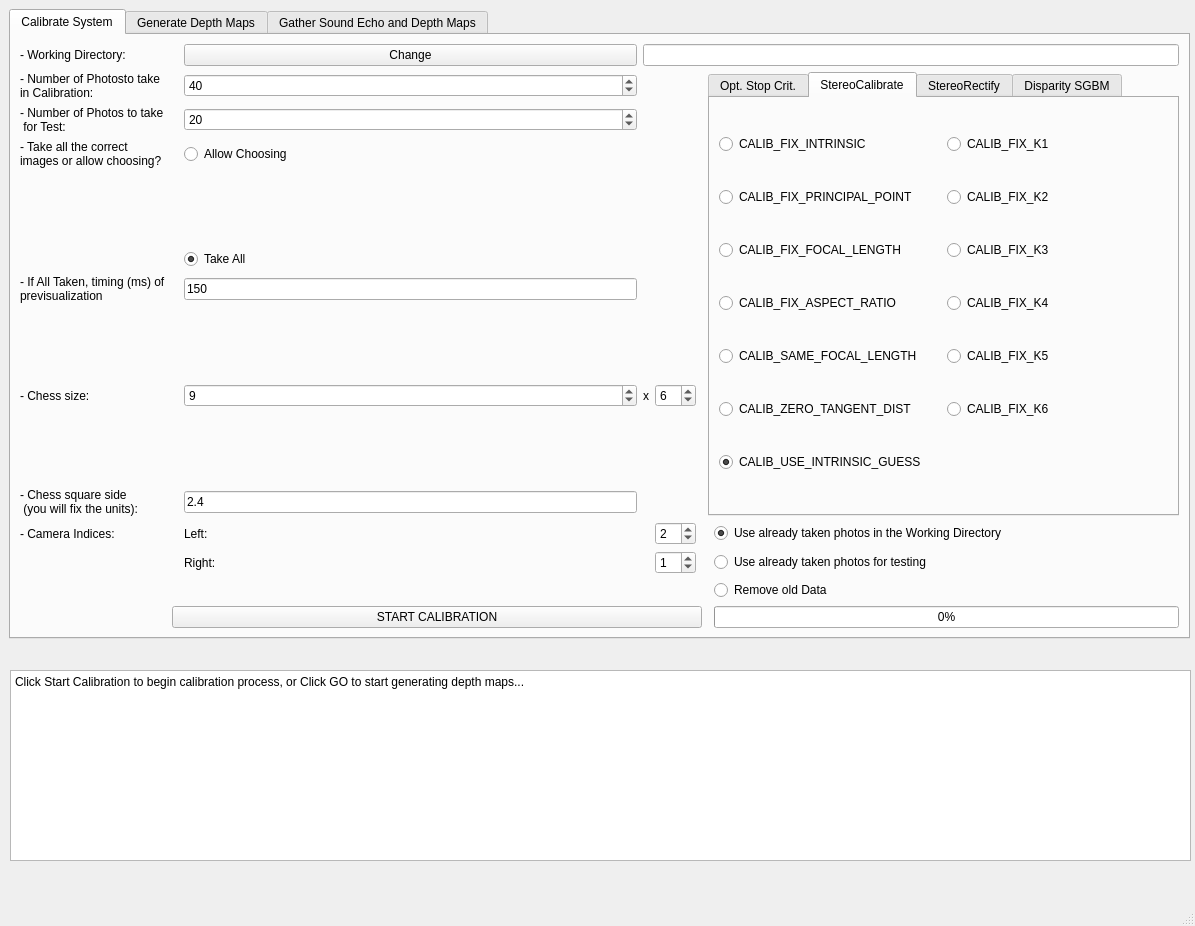
Qt form DEPTH_MAP_from_STEREO_IMAGES/GUI/Design.ui (Oiangu9/Reconstructing_Space_with_Time) before a commit.
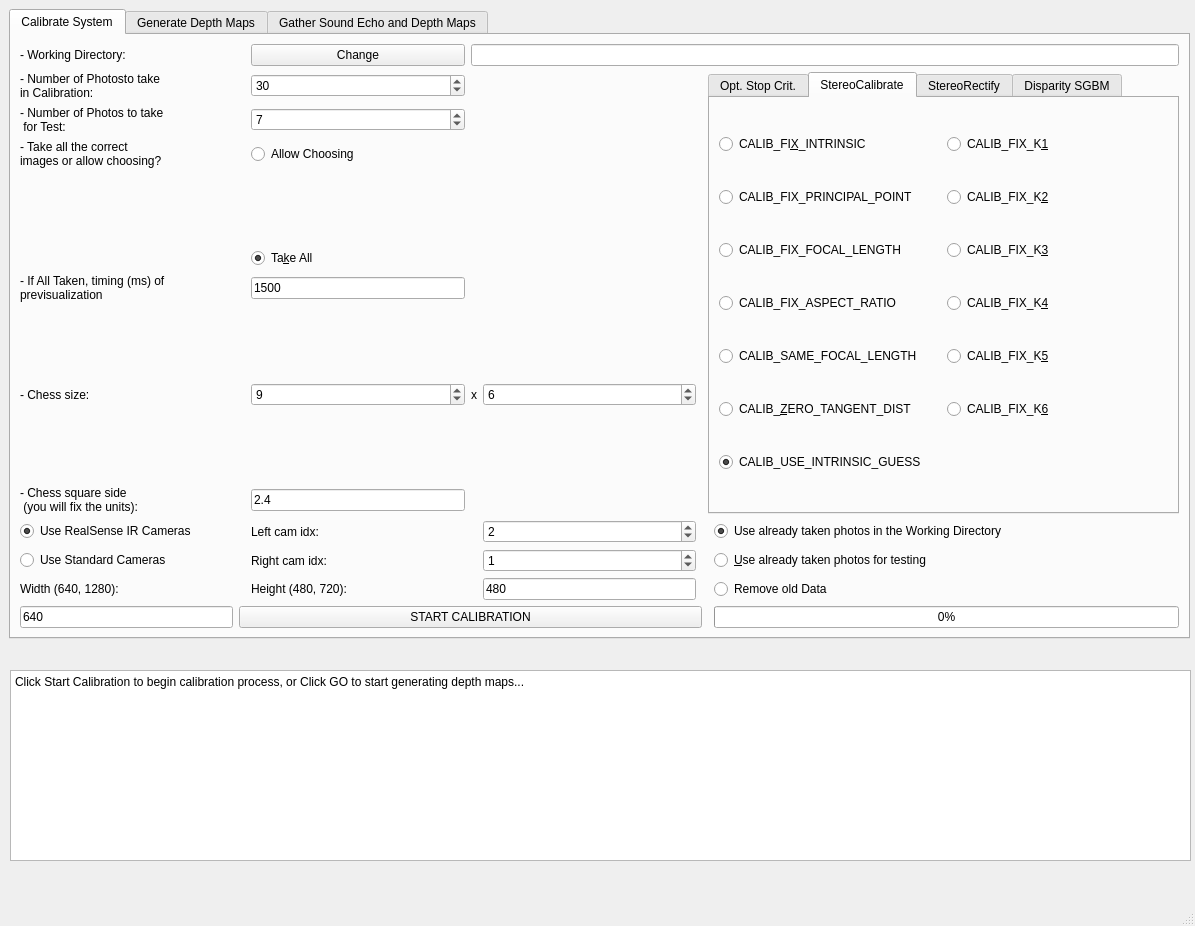
The same form after that commit. The open tabs and pages were chosen to show the change.

Commit message: Added the realsense cameras and repaired some lines

```diff
--- a/DEPTH_MAP_from_STEREO_IMAGES/GUI/Design.ui
+++ b/DEPTH_MAP_from_STEREO_IMAGES/GUI/Design.ui
@@ -41,7 +41,7 @@
       <item row="13" column="8">
        <widget class="QRadioButton" name="use_taken_photos_test">
         <property name="text">
-         <string>Use already taken photos for testing</string>
+         <string>&amp;Use already taken photos for testing</string>
         </property>
         <property name="autoExclusive">
          <bool>false</bool>
@@ -51,7 +51,7 @@
       <item row="13" column="3">
        <widget class="QLabel" name="label_31">
         <property name="text">
-         <string>Right:</string>
+         <string>Right cam idx:</string>
         </property>
        </widget>
       </item>
@@ -129,7 +129,7 @@
          <number>150</number>
         </property>
         <property name="value">
-         <number>40</number>
+         <number>30</number>
         </property>
        </widget>
       </item>
@@ -196,7 +196,7 @@
          <bool>true</bool>
         </property>
         <property name="text">
-         <string>150</string>
+         <string>1500</string>
         </property>
        </widget>
       </item>
@@ -206,7 +206,7 @@
          <number>1</number>
         </property>
         <property name="value">
-         <number>20</number>
+         <number>7</number>
         </property>
         <property name="displayIntegerBase">
          <number>10</number>
@@ -219,7 +219,7 @@
          <bool>true</bool>
         </property>
         <property name="text">
-         <string>Take All</string>
+         <string>Ta&amp;ke All</string>
         </property>
         <property name="checked">
          <bool>true</bool>
@@ -256,7 +256,7 @@
       <item row="11" column="3">
        <widget class="QLabel" name="label_30">
         <property name="text">
-         <string>Left:</string>
+         <string>Left cam idx:</string>
         </property>
        </widget>
       </item>
@@ -270,13 +270,6 @@
         </property>
        </widget>
       </item>
-      <item row="11" column="0">
-       <widget class="QLabel" name="label_29">
-        <property name="text">
-         <string>- Camera Indices:</string>
-        </property>
-       </widget>
-      </item>
       <item row="14" column="8">
        <widget class="QRadioButton" name="remove_old_data">
         <property name="text">
@@ -407,7 +400,10 @@
           <item row="0" column="0">
            <widget class="QRadioButton" name="CALIB_FIX_INTRINSIC">
             <property name="text">
-             <string>CALIB_FIX_INTRINSIC</string>
+             <string>CALIB_FI&amp;X_INTRINSIC</string>
+            </property>
+            <property name="checked">
+             <bool>false</bool>
             </property>
             <property name="autoExclusive">
              <bool>false</bool>
@@ -417,7 +413,7 @@
           <item row="0" column="1">
            <widget class="QRadioButton" name="CALIB_FIX_K1">
             <property name="text">
-             <string>CALIB_FIX_K1</string>
+             <string>CALIB_FIX_K&amp;1</string>
             </property>
             <property name="autoExclusive">
              <bool>false</bool>
@@ -437,7 +433,7 @@
           <item row="1" column="1">
            <widget class="QRadioButton" name="CALIB_FIX_K2">
             <property name="text">
-             <string>CALIB_FIX_K2</string>
+             <string>CALIB_FIX_K&amp;2</string>
             </property>
             <property name="autoExclusive">
              <bool>false</bool>
@@ -463,7 +459,7 @@
           <item row="2" column="1">
            <widget class="QRadioButton" name="CALIB_FIX_K3">
             <property name="text">
-             <string>CALIB_FIX_K3</string>
+             <string>CALIB_FIX_K&amp;3</string>
             </property>
             <property name="autoExclusive">
              <bool>false</bool>
@@ -486,7 +482,7 @@
           <item row="3" column="1">
            <widget class="QRadioButton" name="CALIB_FIX_K4">
             <property name="text">
-             <string>CALIB_FIX_K4</string>
+             <string>CALIB_FIX_K&amp;4</string>
             </property>
             <property name="autoExclusive">
              <bool>false</bool>
@@ -506,7 +502,7 @@
           <item row="4" column="1">
            <widget class="QRadioButton" name="CALIB_FIX_K5">
             <property name="text">
-             <string>CALIB_FIX_K5</string>
+             <string>CALIB_FIX_K&amp;5</string>
             </property>
             <property name="autoExclusive">
              <bool>false</bool>
@@ -516,7 +512,7 @@
           <item row="5" column="0">
            <widget class="QRadioButton" name="CALIB_ZERO_TANGENT_DIST">
             <property name="text">
-             <string>CALIB_ZERO_TANGENT_DIST</string>
+             <string>CALIB_&amp;ZERO_TANGENT_DIST</string>
             </property>
             <property name="autoExclusive">
              <bool>false</bool>
@@ -526,7 +522,7 @@
           <item row="5" column="1">
            <widget class="QRadioButton" name="CALIB_FIX_K6">
             <property name="text">
-             <string>CALIB_FIX_K6</string>
+             <string>CALIB_FIX_K&amp;6</string>
             </property>
             <property name="autoExclusive">
              <bool>false</bool>
@@ -739,6 +735,66 @@
         </widget>
        </widget>
       </item>
+      <item row="11" column="0">
+       <widget class="QRadioButton" name="use_realsense_cameras">
+        <property name="text">
+         <string>Use RealSense IR Cameras</string>
+        </property>
+        <property name="checked">
+         <bool>true</bool>
+        </property>
+        <attribute name="buttonGroup">
+         <string notr="true">buttonGroup_3</string>
+        </attribute>
+       </widget>
+      </item>
+      <item row="13" column="0">
+       <widget class="QRadioButton" name="use_standard_camera">
+        <property name="text">
+         <string>Use Standard Cameras</string>
+        </property>
+        <property name="checked">
+         <bool>false</bool>
+        </property>
+        <attribute name="buttonGroup">
+         <string notr="true">buttonGroup_3</string>
+        </attribute>
+       </widget>
+      </item>
+      <item row="14" column="5">
+       <widget class="QLineEdit" name="height">
+        <property name="enabled">
+         <bool>true</bool>
+        </property>
+        <property name="text">
+         <string>480</string>
+        </property>
+       </widget>
+      </item>
+      <item row="14" column="0">
+       <widget class="QLabel" name="label_36">
+        <property name="text">
+         <string>Width (640, 1280): </string>
+        </property>
+       </widget>
+      </item>
+      <item row="17" column="0">
+       <widget class="QLineEdit" name="width">
+        <property name="enabled">
+         <bool>true</bool>
+        </property>
+        <property name="text">
+         <string>640</string>
+        </property>
+       </widget>
+      </item>
+      <item row="14" column="3">
+       <widget class="QLabel" name="label_49">
+        <property name="text">
+         <string>Height (480, 720): </string>
+        </property>
+       </widget>
+      </item>
      </layout>
     </widget>
     <widget class="QWidget" name="Generate_Depth_Maps">
```
Left out of the diff: 23 changed lines with no effect on the pictures. The commit also changes 6 other files.
